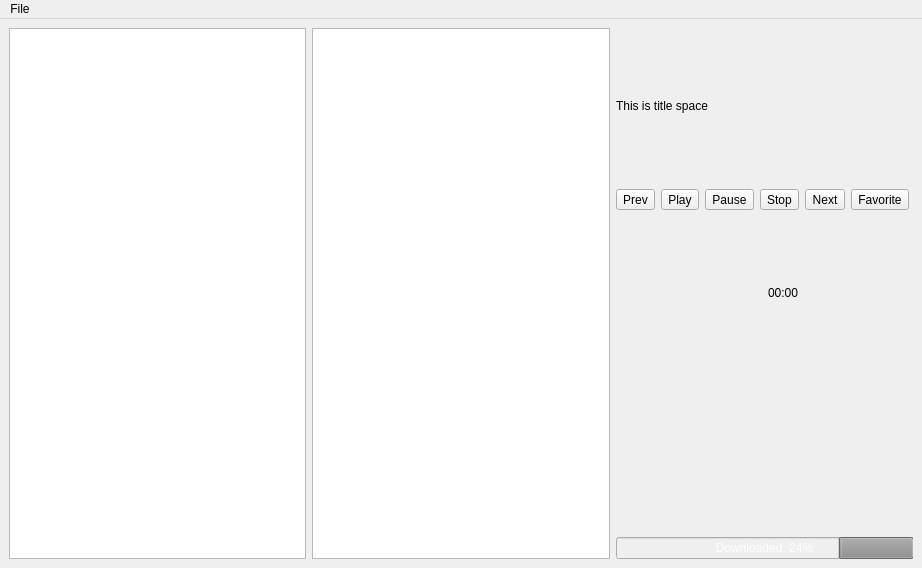
Before: the Qt Designer form hrwplayer.ui in hrw/modland-player, drawn with Qt 5.
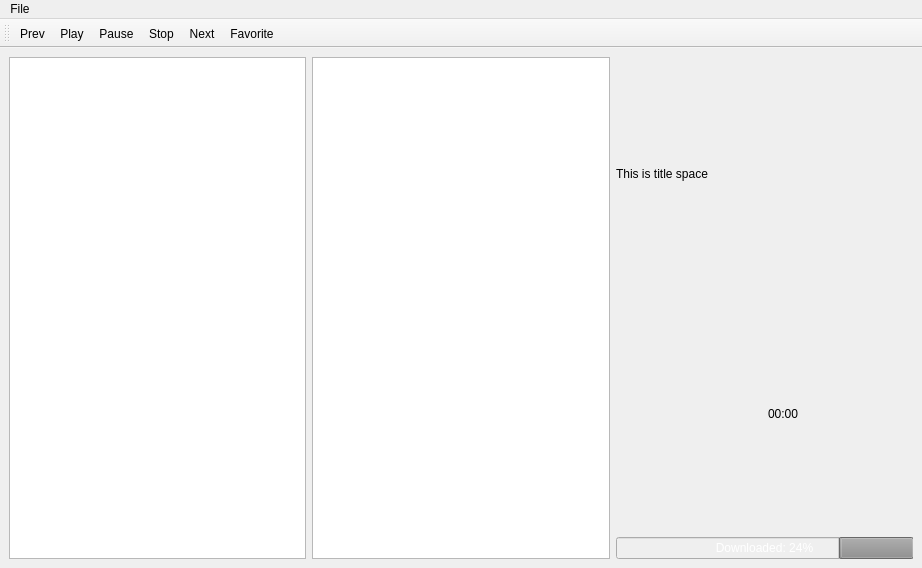
After: the same form once the commit is applied. Custom widgets are drawn as their Qt base class.

Commit message: buttons -> actions, removed volumeslider

The edit to the form file:
```diff
--- a/hrwplayer.ui
+++ b/hrwplayer.ui
@@ -30,52 +30,6 @@
         </property>
        </widget>
       </item>
-      <item>
-       <layout class="QHBoxLayout" name="horizontalLayout_2">
-        <item>
-         <widget class="QToolButton" name="PrevButton">
-          <property name="text">
-           <string>Prev</string>
-          </property>
-         </widget>
-        </item>
-        <item>
-         <widget class="QToolButton" name="PlayButton">
-          <property name="text">
-           <string>Play</string>
-          </property>
-         </widget>
-        </item>
-        <item>
-         <widget class="QToolButton" name="PauseButton">
-          <property name="text">
-           <string>Pause</string>
-          </property>
-         </widget>
-        </item>
-        <item>
-         <widget class="QToolButton" name="StopButton">
-          <property name="text">
-           <string>Stop</string>
-          </property>
-         </widget>
-        </item>
-        <item>
-         <widget class="QToolButton" name="NextButton">
-          <property name="text">
-           <string>Next</string>
-          </property>
-         </widget>
-        </item>
-        <item>
-         <widget class="QToolButton" name="FavoriteButton">
-          <property name="text">
-           <string>Favorite</string>
-          </property>
-         </widget>
-        </item>
-       </layout>
-      </item>
       <item>
        <layout class="QHBoxLayout" name="horizontalLayout_3">
         <item>
@@ -90,9 +44,6 @@
         </item>
        </layout>
       </item>
-      <item>
-       <widget class="Phonon::VolumeSlider" name="volumeSlider"/>
-      </item>
       <item>
        <layout class="QHBoxLayout" name="horizontalLayout">
         <item>
@@ -140,14 +91,23 @@
    </widget>
    <addaction name="menuFile"/>
   </widget>
-  <action name="actionLoad">
-   <property name="text">
-    <string>Load</string>
+  <widget class="QToolBar" name="toolBar">
+   <property name="windowTitle">
+    <string>toolBar</string>
    </property>
-   <property name="shortcut">
-    <string>Ctrl+O</string>
-   </property>
-  </action>
+   <attribute name="toolBarArea">
+    <enum>TopToolBarArea</enum>
+   </attribute>
+   <attribute name="toolBarBreak">
+    <bool>false</bool>
+   </attribute>
+   <addaction name="actionPrev"/>
+   <addaction name="actionPlay"/>
+   <addaction name="actionPause"/>
+   <addaction name="actionStop"/>
+   <addaction name="actionNext"/>
+   <addaction name="actionFavorite"/>
+  </widget>
   <action name="actionExit">
    <property name="text">
     <string>Exit</string>
@@ -156,6 +116,36 @@
     <string>Ctrl+Q</string>
    </property>
   </action>
+  <action name="actionPlay">
+   <property name="text">
+    <string>Play</string>
+   </property>
+  </action>
+  <action name="actionPause">
+   <property name="text">
+    <string>Pause</string>
+   </property>
+  </action>
+  <action name="actionStop">
+   <property name="text">
+    <string>Stop</string>
+   </property>
+  </action>
+  <action name="actionPrev">
+   <property name="text">
+    <string>Prev</string>
+   </property>
+  </action>
+  <action name="actionNext">
+   <property name="text">
+    <string>Next</string>
+   </property>
+  </action>
+  <action name="actionFavorite">
+   <property name="text">
+    <string>Favorite</string>
+   </property>
+  </action>
  </widget>
  <customwidgets>
   <customwidget>
@@ -163,11 +153,6 @@
    <extends>QWidget</extends>
    <header location="global">phonon/seekslider.h</header>
   </customwidget>
-  <customwidget>
-   <class>Phonon::VolumeSlider</class>
-   <extends>QWidget</extends>
-   <header location="global">phonon/volumeslider.h</header>
-  </customwidget>
  </customwidgets>
  <resources/>
  <connections>
```
The commit also changes 2 other files.
